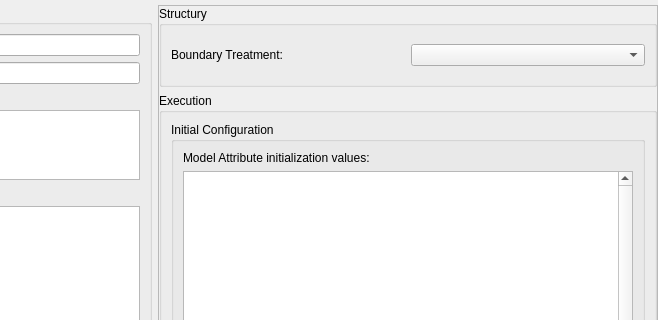
Above: src/ca_modeler/ModelPropertiesHandler/model_properties_handler_widget.ui from rff255/GenesisCA before the change; both pictures show x 168 to 826 and y 0 to 320 of the 826 by 518 pixel window. Below: the same form after it.
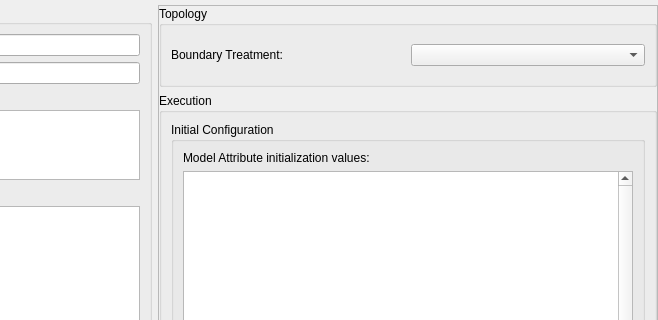
That is the form after the change.

The edit to the form file:
```diff
--- a/src/ca_modeler/ModelPropertiesHandler/model_properties_handler_widget.ui
+++ b/src/ca_modeler/ModelPropertiesHandler/model_properties_handler_widget.ui
@@ -163,7 +163,7 @@
          <string notr="true"/>
         </property>
         <property name="title">
-         <string>Structury</string>
+         <string>Topology</string>
         </property>
         <property name="flat">
          <bool>false</bool>
```
Left out of the diff: 2 changed lines with no effect on the pictures.
